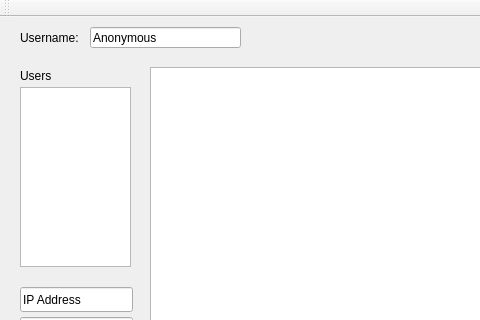
This is Comp4981ChatProgram/mainwindow.ui in jacobfrank4/chatProgram as Qt 5 draws it before an edit; both pictures show x 0 to 480 and y 0 to 320 of the 870 by 446 pixel window. The edited form follows.
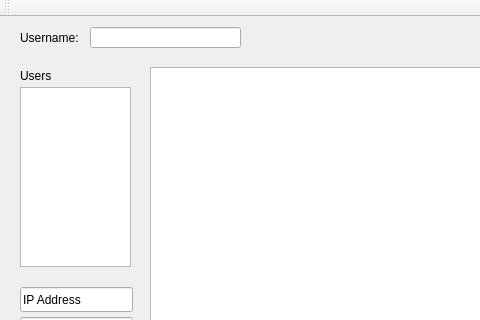
This is the edited form.

```diff
--- a/Comp4981ChatProgram/mainwindow.ui
+++ b/Comp4981ChatProgram/mainwindow.ui
@@ -138,7 +138,7 @@
      </rect>
     </property>
     <property name="text">
-     <string>Anonymous</string>
+     <string/>
     </property>
    </widget>
   </widget>
```
